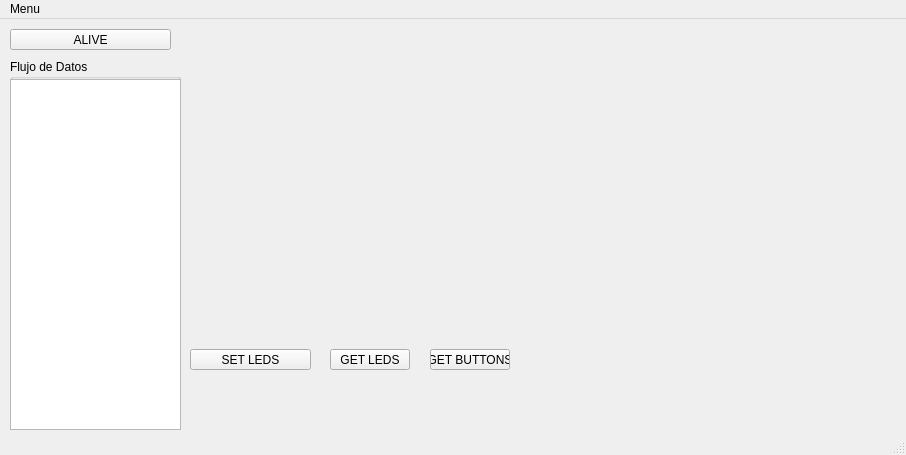
Old version of the form mainwindow.ui in the repository Sebare846/JuegoToposQT.
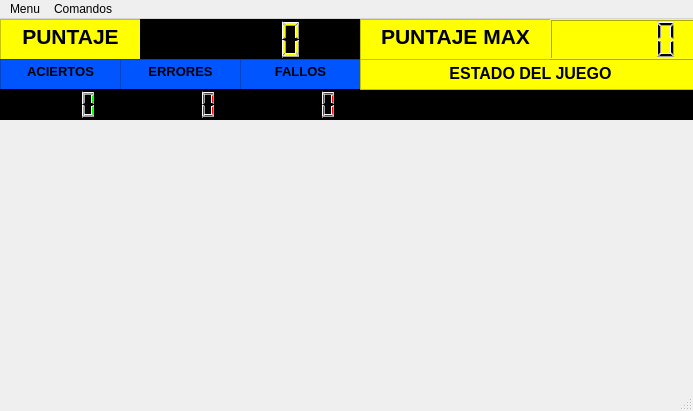
New version of the form.

Commit message: Juego Funciona, falta ultima ventana

```diff
--- a/mainwindow.ui
+++ b/mainwindow.ui
@@ -6,109 +6,289 @@
    <rect>
     <x>0</x>
     <y>0</y>
-    <width>906</width>
-    <height>455</height>
+    <width>693</width>
+    <height>411</height>
    </rect>
   </property>
   <property name="windowTitle">
    <string>Comunicación entre PC - Mbed</string>
   </property>
+  <property name="styleSheet">
+   <string notr="true"/>
+  </property>
   <widget class="QWidget" name="centralwidget">
    <widget class="QWidget" name="widget" native="true">
     <property name="geometry">
      <rect>
-      <x>190</x>
-      <y>10</y>
+      <x>0</x>
+      <y>90</y>
       <width>701</width>
-      <height>311</height>
+      <height>281</height>
      </rect>
     </property>
    </widget>
-   <widget class="QGroupBox" name="groupBox">
+   <widget class="QTextEdit" name="textEdit">
     <property name="geometry">
      <rect>
-      <x>10</x>
+      <x>0</x>
+      <y>0</y>
+      <width>141</width>
+      <height>41</height>
+     </rect>
+    </property>
+    <property name="styleSheet">
+     <string notr="true">color: rgb(0, 0, 0);
+background-color: rgb(255, 255, 0);</string>
+    </property>
+    <property name="readOnly">
+     <bool>true</bool>
+    </property>
+    <property name="html">
+     <string>&lt;!DOCTYPE HTML PUBLIC &quot;-//W3C//DTD HTML 4.0//EN&quot; &quot;http://www.w3.org/TR/REC-html40/strict.dtd&quot;&gt;
+&lt;html&gt;&lt;head&gt;&lt;meta name=&quot;qrichtext&quot; content=&quot;1&quot; /&gt;&lt;style type=&quot;text/css&quot;&gt;
+p, li { white-space: pre-wrap; }
+&lt;/style&gt;&lt;/head&gt;&lt;body style=&quot; font-family:'MS Shell Dlg 2'; font-size:8.25pt; font-weight:400; font-style:normal;&quot;&gt;
+&lt;p align=&quot;center&quot; style=&quot; margin-top:0px; margin-bottom:0px; margin-left:0px; margin-right:0px; -qt-block-indent:0; text-indent:0px;&quot;&gt;&lt;span style=&quot; font-size:16pt; font-weight:600;&quot;&gt;PUNTAJE&lt;/span&gt;&lt;/p&gt;&lt;/body&gt;&lt;/html&gt;</string>
+    </property>
+    <property name="acceptRichText">
+     <bool>true</bool>
+    </property>
+   </widget>
+   <widget class="QLCDNumber" name="screenPuntaje">
+    <property name="geometry">
+     <rect>
+      <x>140</x>
+      <y>0</y>
+      <width>221</width>
+      <height>41</height>
+     </rect>
+    </property>
+    <property name="styleSheet">
+     <string notr="true">background-color: rgb(0, 0, 0);
+color: rgb(255, 255, 0);</string>
+    </property>
+   </widget>
+   <widget class="QTextEdit" name="textEdit_2">
+    <property name="geometry">
+     <rect>
+      <x>0</x>
       <y>40</y>
-      <width>171</width>
-      <height>371</height>
+      <width>121</width>
+      <height>31</height>
      </rect>
     </property>
-    <property name="title">
-     <string>Flujo de Datos</string>
+    <property name="styleSheet">
+     <string notr="true">color: rgb(0, 0, 0);
+background-color: rgb(0, 85, 255);</string>
     </property>
-    <widget class="QTextBrowser" name="textBrowser">
-     <property name="geometry">
-      <rect>
-       <x>0</x>
-       <y>20</y>
-       <width>171</width>
-       <height>351</height>
-      </rect>
-     </property>
-    </widget>
+    <property name="readOnly">
+     <bool>true</bool>
+    </property>
+    <property name="html">
+     <string>&lt;!DOCTYPE HTML PUBLIC &quot;-//W3C//DTD HTML 4.0//EN&quot; &quot;http://www.w3.org/TR/REC-html40/strict.dtd&quot;&gt;
+&lt;html&gt;&lt;head&gt;&lt;meta name=&quot;qrichtext&quot; content=&quot;1&quot; /&gt;&lt;style type=&quot;text/css&quot;&gt;
+p, li { white-space: pre-wrap; }
+&lt;/style&gt;&lt;/head&gt;&lt;body style=&quot; font-family:'MS Shell Dlg 2'; font-size:8.25pt; font-weight:400; font-style:normal;&quot;&gt;
+&lt;p align=&quot;center&quot; style=&quot; margin-top:0px; margin-bottom:0px; margin-left:0px; margin-right:0px; -qt-block-indent:0; text-indent:0px;&quot;&gt;&lt;span style=&quot; font-size:10pt; font-weight:600;&quot;&gt;ACIERTOS&lt;/span&gt;&lt;/p&gt;&lt;/body&gt;&lt;/html&gt;</string>
+    </property>
    </widget>
-   <widget class="QPushButton" name="pushButton_5">
+   <widget class="QTextEdit" name="textEdit_3">
     <property name="geometry">
      <rect>
-      <x>10</x>
-      <y>10</y>
-      <width>161</width>
-      <height>21</height>
+      <x>120</x>
+      <y>40</y>
+      <width>121</width>
+      <height>31</height>
      </rect>
     </property>
-    <property name="text">
-     <string>ALIVE</string>
+    <property name="styleSheet">
+     <string notr="true">color: rgb(0, 0, 0);
+background-color: rgb(0, 85, 255);</string>
     </property>
-    <property name="checkable">
+    <property name="readOnly">
      <bool>true</bool>
     </property>
+    <property name="html">
+     <string>&lt;!DOCTYPE HTML PUBLIC &quot;-//W3C//DTD HTML 4.0//EN&quot; &quot;http://www.w3.org/TR/REC-html40/strict.dtd&quot;&gt;
+&lt;html&gt;&lt;head&gt;&lt;meta name=&quot;qrichtext&quot; content=&quot;1&quot; /&gt;&lt;style type=&quot;text/css&quot;&gt;
+p, li { white-space: pre-wrap; }
+&lt;/style&gt;&lt;/head&gt;&lt;body style=&quot; font-family:'MS Shell Dlg 2'; font-size:8.25pt; font-weight:400; font-style:normal;&quot;&gt;
+&lt;p align=&quot;center&quot; style=&quot; margin-top:0px; margin-bottom:0px; margin-left:0px; margin-right:0px; -qt-block-indent:0; text-indent:0px;&quot;&gt;&lt;span style=&quot; font-size:10pt; font-weight:600;&quot;&gt;ERRORES&lt;/span&gt;&lt;/p&gt;&lt;/body&gt;&lt;/html&gt;</string>
+    </property>
    </widget>
-   <widget class="QPushButton" name="pushButton">
+   <widget class="QTextEdit" name="textEdit_4">
     <property name="geometry">
      <rect>
-      <x>190</x>
-      <y>330</y>
+      <x>240</x>
+      <y>40</y>
       <width>121</width>
-      <height>21</height>
+      <height>31</height>
      </rect>
     </property>
-    <property name="text">
-     <string>SET LEDS</string>
+    <property name="styleSheet">
+     <string notr="true">color: rgb(0, 0, 0);
+background-color: rgb(0, 85, 255);</string>
     </property>
+    <property name="readOnly">
+     <bool>true</bool>
+    </property>
+    <property name="html">
+     <string>&lt;!DOCTYPE HTML PUBLIC &quot;-//W3C//DTD HTML 4.0//EN&quot; &quot;http://www.w3.org/TR/REC-html40/strict.dtd&quot;&gt;
+&lt;html&gt;&lt;head&gt;&lt;meta name=&quot;qrichtext&quot; content=&quot;1&quot; /&gt;&lt;style type=&quot;text/css&quot;&gt;
+p, li { white-space: pre-wrap; }
+&lt;/style&gt;&lt;/head&gt;&lt;body style=&quot; font-family:'MS Shell Dlg 2'; font-size:8.25pt; font-weight:400; font-style:normal;&quot;&gt;
+&lt;p align=&quot;center&quot; style=&quot; margin-top:0px; margin-bottom:0px; margin-left:0px; margin-right:0px; -qt-block-indent:0; text-indent:0px;&quot;&gt;&lt;span style=&quot; font-size:10pt; font-weight:600;&quot;&gt;FALLOS&lt;/span&gt;&lt;/p&gt;&lt;/body&gt;&lt;/html&gt;</string>
+    </property>
    </widget>
-   <widget class="QPushButton" name="pushButton_2">
+   <widget class="QLCDNumber" name="screenAciertos">
     <property name="geometry">
      <rect>
-      <x>330</x>
-      <y>330</y>
-      <width>80</width>
-      <height>21</height>
+      <x>0</x>
+      <y>70</y>
+      <width>121</width>
+      <height>31</height>
      </rect>
     </property>
-    <property name="text">
-     <string>GET LEDS</string>
+    <property name="styleSheet">
+     <string notr="true">background-color: rgb(0, 0, 0);
+color: rgb(0, 255, 0);</string>
     </property>
    </widget>
-   <widget class="QPushButton" name="pushButton_3">
+   <widget class="QLCDNumber" name="screenErrores">
     <property name="geometry">
      <rect>
-      <x>430</x>
-      <y>330</y>
-      <width>80</width>
-      <height>21</height>
+      <x>120</x>
+      <y>70</y>
+      <width>121</width>
+      <height>31</height>
      </rect>
     </property>
-    <property name="text">
-     <string>GET BUTTONS</string>
+    <property name="styleSheet">
+     <string notr="true">color: rgb(255, 0, 0);
+background-color: rgb(0, 0, 0);</string>
     </property>
    </widget>
+   <widget class="QLCDNumber" name="screenFallos">
+    <property name="geometry">
+     <rect>
+      <x>240</x>
+      <y>70</y>
+      <width>121</width>
+      <height>31</height>
+     </rect>
+    </property>
+    <property name="styleSheet">
+     <string notr="true">color: rgb(255, 0, 0);
+background-color: rgb(0, 0, 0);</string>
+    </property>
+   </widget>
+   <widget class="QTextEdit" name="textEdit_5">
+    <property name="geometry">
+     <rect>
+      <x>360</x>
+      <y>40</y>
+      <width>341</width>
+      <height>31</height>
+     </rect>
+    </property>
+    <property name="styleSheet">
+     <string notr="true">color: rgb(0, 0, 0);
+background-color: rgb(255, 255, 0);</string>
+    </property>
+    <property name="readOnly">
+     <bool>true</bool>
+    </property>
+    <property name="html">
+     <string>&lt;!DOCTYPE HTML PUBLIC &quot;-//W3C//DTD HTML 4.0//EN&quot; &quot;http://www.w3.org/TR/REC-html40/strict.dtd&quot;&gt;
+&lt;html&gt;&lt;head&gt;&lt;meta name=&quot;qrichtext&quot; content=&quot;1&quot; /&gt;&lt;style type=&quot;text/css&quot;&gt;
+p, li { white-space: pre-wrap; }
+&lt;/style&gt;&lt;/head&gt;&lt;body style=&quot; font-family:'MS Shell Dlg 2'; font-size:8.25pt; font-weight:400; font-style:normal;&quot;&gt;
+&lt;p align=&quot;center&quot; style=&quot; margin-top:0px; margin-bottom:0px; margin-left:0px; margin-right:0px; -qt-block-indent:0; text-indent:0px;&quot;&gt;&lt;span style=&quot; font-size:12pt; font-weight:600;&quot;&gt;ESTADO DEL JUEGO&lt;/span&gt;&lt;/p&gt;&lt;/body&gt;&lt;/html&gt;</string>
+    </property>
+   </widget>
+   <widget class="QTextEdit" name="screenState">
+    <property name="geometry">
+     <rect>
+      <x>360</x>
+      <y>70</y>
+      <width>341</width>
+      <height>31</height>
+     </rect>
+    </property>
+    <property name="styleSheet">
+     <string notr="true">color: rgb(255, 255, 0);
+font: 75 12pt &quot;Calibri&quot;;
+background-color: rgb(0, 0, 0);</string>
+    </property>
+    <property name="readOnly">
+     <bool>true</bool>
+    </property>
+    <property name="html">
+     <string>&lt;!DOCTYPE HTML PUBLIC &quot;-//W3C//DTD HTML 4.0//EN&quot; &quot;http://www.w3.org/TR/REC-html40/strict.dtd&quot;&gt;
+&lt;html&gt;&lt;head&gt;&lt;meta name=&quot;qrichtext&quot; content=&quot;1&quot; /&gt;&lt;style type=&quot;text/css&quot;&gt;
+p, li { white-space: pre-wrap; }
+&lt;/style&gt;&lt;/head&gt;&lt;body style=&quot; font-family:'Calibri'; font-size:12pt; font-weight:72; font-style:normal;&quot;&gt;
+&lt;p align=&quot;center&quot; style=&quot;-qt-paragraph-type:empty; margin-top:0px; margin-bottom:0px; margin-left:0px; margin-right:0px; -qt-block-indent:0; text-indent:0px; font-family:'MS Shell Dlg 2'; font-size:8.25pt; font-weight:400;&quot;&gt;&lt;br /&gt;&lt;/p&gt;&lt;/body&gt;&lt;/html&gt;</string>
+    </property>
+   </widget>
+   <widget class="QLCDNumber" name="screenPuntajeMax">
+    <property name="geometry">
+     <rect>
+      <x>550</x>
+      <y>0</y>
+      <width>151</width>
+      <height>41</height>
+     </rect>
+    </property>
+    <property name="styleSheet">
+     <string notr="true">color: rgb(0, 0, 0);
+background-color: rgb(255, 255, 0);</string>
+    </property>
+   </widget>
+   <widget class="QTextEdit" name="textEdit_6">
+    <property name="geometry">
+     <rect>
+      <x>360</x>
+      <y>0</y>
+      <width>191</width>
+      <height>41</height>
+     </rect>
+    </property>
+    <property name="styleSheet">
+     <string notr="true">color: rgb(0, 0, 0);
+background-color: rgb(255, 255, 0);</string>
+    </property>
+    <property name="readOnly">
+     <bool>true</bool>
+    </property>
+    <property name="html">
+     <string>&lt;!DOCTYPE HTML PUBLIC &quot;-//W3C//DTD HTML 4.0//EN&quot; &quot;http://www.w3.org/TR/REC-html40/strict.dtd&quot;&gt;
+&lt;html&gt;&lt;head&gt;&lt;meta name=&quot;qrichtext&quot; content=&quot;1&quot; /&gt;&lt;style type=&quot;text/css&quot;&gt;
+p, li { white-space: pre-wrap; }
+&lt;/style&gt;&lt;/head&gt;&lt;body style=&quot; font-family:'MS Shell Dlg 2'; font-size:8.25pt; font-weight:400; font-style:normal;&quot;&gt;
+&lt;p align=&quot;center&quot; style=&quot; margin-top:0px; margin-bottom:0px; margin-left:0px; margin-right:0px; -qt-block-indent:0; text-indent:0px;&quot;&gt;&lt;span style=&quot; font-size:16pt; font-weight:600;&quot;&gt;PUNTAJE MAX&lt;/span&gt;&lt;/p&gt;&lt;/body&gt;&lt;/html&gt;</string>
+    </property>
+   </widget>
+   <zorder>widget</zorder>
+   <zorder>screenState</zorder>
+   <zorder>textEdit</zorder>
+   <zorder>screenPuntaje</zorder>
+   <zorder>textEdit_2</zorder>
+   <zorder>textEdit_3</zorder>
+   <zorder>textEdit_4</zorder>
+   <zorder>screenAciertos</zorder>
+   <zorder>screenErrores</zorder>
+   <zorder>screenFallos</zorder>
+   <zorder>textEdit_5</zorder>
+   <zorder>textEdit_6</zorder>
+   <zorder>screenPuntajeMax</zorder>
   </widget>
   <widget class="QMenuBar" name="menubar">
    <property name="geometry">
     <rect>
      <x>0</x>
      <y>0</y>
-     <width>906</width>
+     <width>693</width>
      <height>20</height>
     </rect>
    </property>
@@ -127,7 +307,16 @@
     <addaction name="menuComunicaci_n"/>
     <addaction name="actionSalir"/>
    </widget>
+   <widget class="QMenu" name="menuALIVE">
+    <property name="title">
+     <string>Comandos</string>
+    </property>
+    <addaction name="actionALIVE"/>
+    <addaction name="actionGET_LEDS"/>
+    <addaction name="actionGET_BUTTONS"/>
+   </widget>
    <addaction name="menuMenu"/>
+   <addaction name="menuALIVE"/>
   </widget>
   <widget class="QStatusBar" name="statusbar"/>
   <action name="actionSalir">
```
Left out of the diff: 15 changed lines with no effect on the pictures. The commit also changes 3 other files.
